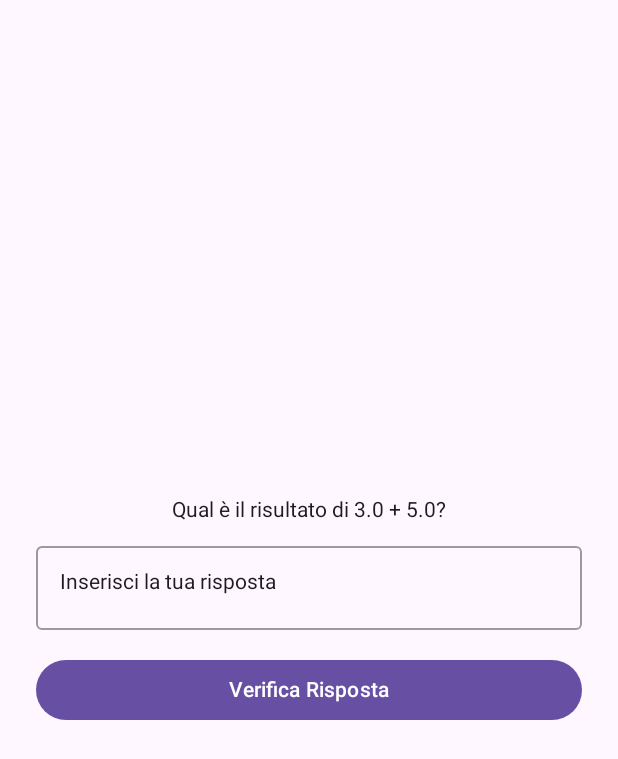
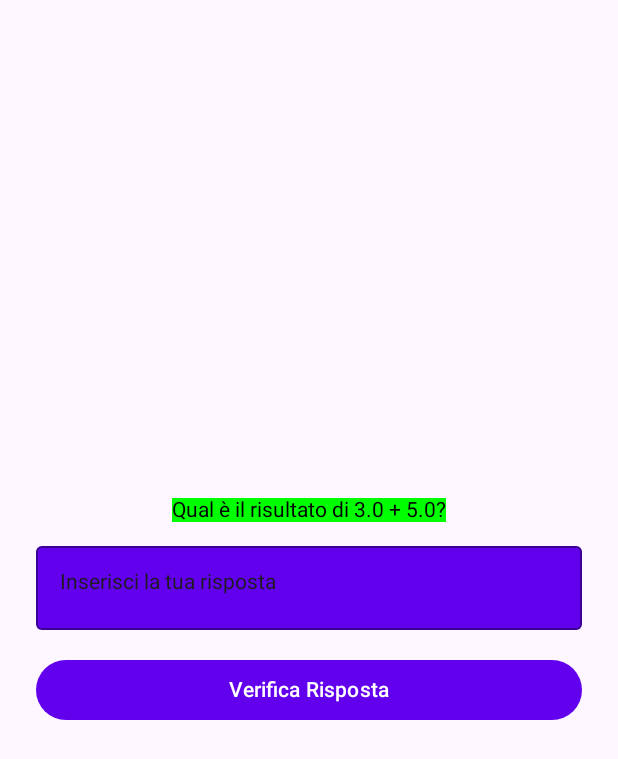
Before and after one commit to hawkast/FriendlyWakeup, an Android app built with Jetpack Compose: the composable QuizContent shown on its own in the app's theme, on a phone screen of 412 x 824 dp. Shown: the top 759 px of the screen. Run offline under Robolectric (Android 15) with nearby library versions, the phone set to English and light mode, and no system bars; missing, so only their content is drawn: MyTheme; 1 statement that could not run was skipped.

Commit message:
changing the color palette and testing the alarm sound

```diff
--- a/app/src/main/java/com/example/wakeup/MainActivity.kt
+++ b/app/src/main/java/com/example/wakeup/MainActivity.kt
@@ -16,6 +16,8 @@ import android.os.Handler
 import android.widget.Toast
 import androidx.activity.compose.setContent
 import androidx.appcompat.app.AppCompatActivity
+import androidx.compose.foundation.Image
+import androidx.compose.foundation.background
 import androidx.compose.foundation.layout.*
 import androidx.compose.foundation.shape.RoundedCornerShape
 import androidx.compose.foundation.text.KeyboardOptions
@@ -28,6 +30,7 @@ import androidx.compose.material.OutlinedTextField
 
 import androidx.compose.material.Switch
 import androidx.compose.material.TextField
+import androidx.compose.material.TextFieldDefaults
 import androidx.compose.material.lightColors
 import androidx.compose.material3.ButtonDefaults
 import androidx.compose.material3.SnackbarHost
@@ -41,8 +44,10 @@ import androidx.compose.runtime.*
 import androidx.compose.ui.Alignment
 import androidx.compose.ui.Modifier
 import androidx.compose.ui.graphics.Color
+import androidx.compose.ui.layout.ContentScale
 
 import androidx.compose.ui.platform.LocalContext
+import androidx.compose.ui.res.painterResource
 import androidx.compose.ui.text.input.KeyboardType
 
 
@@ -88,9 +93,15 @@ fun MainScreen() {
     // tracciare il sta suonando
 
     val context = LocalContext.current
-if(isAggressive==true && isQuiz==true){ QuizContent()}
 
 
+    Image(
+        painter = painterResource(id = R.drawable.imgsfondo), // Sostituisci con la tua risorsa immagine
+        contentDescription = null,
+        modifier = Modifier.fillMaxSize(),
+        contentScale = ContentScale.Crop
+    )
+    if(isAggressive==true && isQuiz==true){ QuizContent()}
     Column(
         modifier = Modifier
             .fillMaxSize()
@@ -155,9 +166,12 @@ if(isAggressive==true && isQuiz==true){ QuizContent()}
                // else if (isAggressive==true){ isButtonEnabled=false}
             },
             enabled= isButtonEnabled,
-            modifier = Modifier.fillMaxWidth()
-
-
+            modifier = Modifier.fillMaxWidth(),
+                    shape = RoundedCornerShape(12.dp),
+            colors = ButtonDefaults.buttonColors(
+                containerColor = MaterialTheme.colors.primary,
+                contentColor = MaterialTheme.colors.onPrimary,
+            ),
         ) {
             Text("Spegni Sveglia")
         }
@@ -240,10 +254,14 @@ fun QuizContent() {
             .fillMaxSize()
             .padding(16.dp),
         verticalArrangement = Arrangement.Center,
-        horizontalAlignment = Alignment.CenterHorizontally
+        horizontalAlignment = Alignment.CenterHorizontally,
+
     ) {
         // Domanda
-        Text("Qual è il risultato di $aValue + $bValue?")
+        Text(text="Qual è il risultato di $aValue + $bValue?",
+            color= Color.Black,
+            modifier=Modifier
+                .background(Color.Green))
 
         OutlinedTextField(
             value = userAnswer,
@@ -252,7 +270,12 @@ fun QuizContent() {
             keyboardOptions = KeyboardOptions.Default.copy(keyboardType = KeyboardType.Number),
             modifier = Modifier
                 .fillMaxWidth()
-                .padding(8.dp)
+                .padding(8.dp),
+colors=TextFieldDefaults.outlinedTextFieldColors(
+    textColor = MaterialTheme.colors.onSecondary,
+    backgroundColor = MaterialTheme.colors.primary
+
+)
         )
 
         Button(
@@ -268,7 +291,12 @@ isQuiz=false}
             },
             modifier = Modifier
                 .fillMaxWidth()
-                .padding(8.dp)
+                .padding(8.dp),
+            colors=ButtonDefaults.outlinedButtonColors(
+                containerColor = MaterialTheme.colors.primary,
+                contentColor = MaterialTheme.colors.onPrimary,
+            )
+
         ) {
             Text("Verifica Risposta")
         }
```
